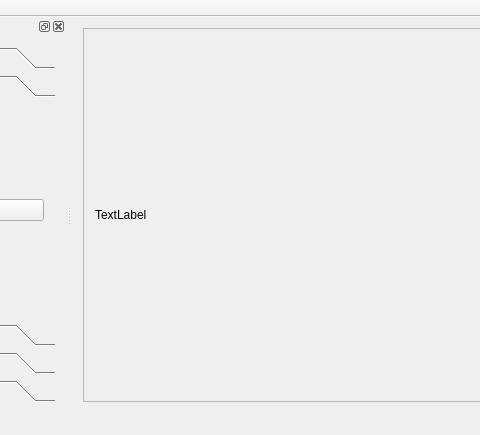
First picture: the form in qt/ImageProcessing/mainwindow.ui, repository MATF-RS19/RS029-image-processing, before the edit; both pictures show x 134 to 614 and y 0 to 435 of the 781 by 435 pixel window.
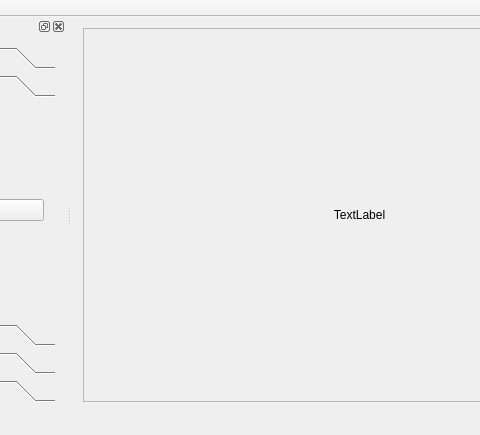
Second picture: the form after the edit. The open tabs and pages were chosen to show the change.

Patch:
```diff
--- a/qt/ImageProcessing/mainwindow.ui
+++ b/qt/ImageProcessing/mainwindow.ui
@@ -29,9 +29,15 @@
       <layout class="QGridLayout" name="gridLayout">
        <item row="0" column="0">
         <widget class="QLabel" name="displayImageLabel">
+         <property name="layoutDirection">
+          <enum>Qt::LeftToRight</enum>
+         </property>
          <property name="text">
           <string>TextLabel</string>
          </property>
+         <property name="alignment">
+          <set>Qt::AlignCenter</set>
+         </property>
         </widget>
        </item>
       </layout>
```
Left out of the diff: 26 changed lines with no effect on the pictures.
